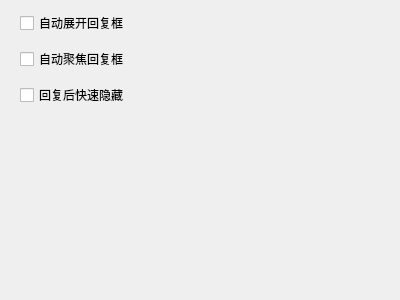
Before: the Qt Designer form widgets/settings/replywidget.ui in iwxyi/CatlikeQQ, drawn with Qt 5.
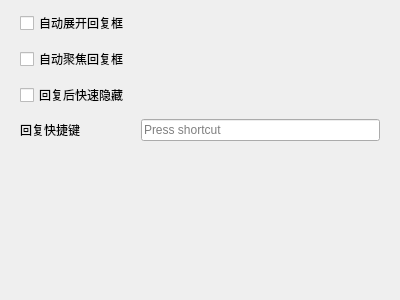
After: the same form once the commit is applied.

Commit message: 添加快捷键显示最新消息的回复框，聚焦还有问题

Diff of the .ui file:
```diff
--- a/widgets/settings/replywidget.ui
+++ b/widgets/settings/replywidget.ui
@@ -42,6 +42,13 @@
        </property>
       </widget>
      </item>
+     <item row="3" column="0">
+      <widget class="QLabel" name="label">
+       <property name="text">
+        <string>回复快捷键</string>
+       </property>
+      </widget>
+     </item>
      <item row="1" column="0">
       <widget class="QCheckBox" name="autoFocusReplyCheck">
        <property name="toolTip">
@@ -54,6 +61,9 @@
        </property>
       </widget>
      </item>
+     <item row="3" column="1">
+      <widget class="QKeySequenceEdit" name="replyKeyEdit"/>
+     </item>
     </layout>
    </item>
    <item>
```
The commit also changes 9 other files.
